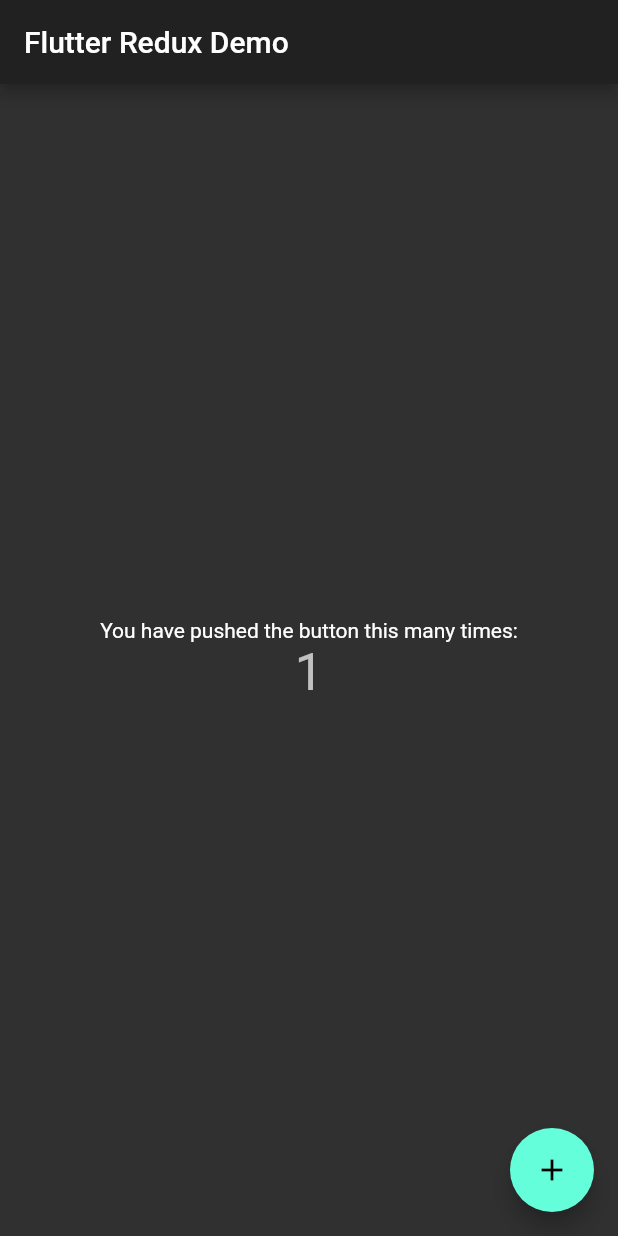
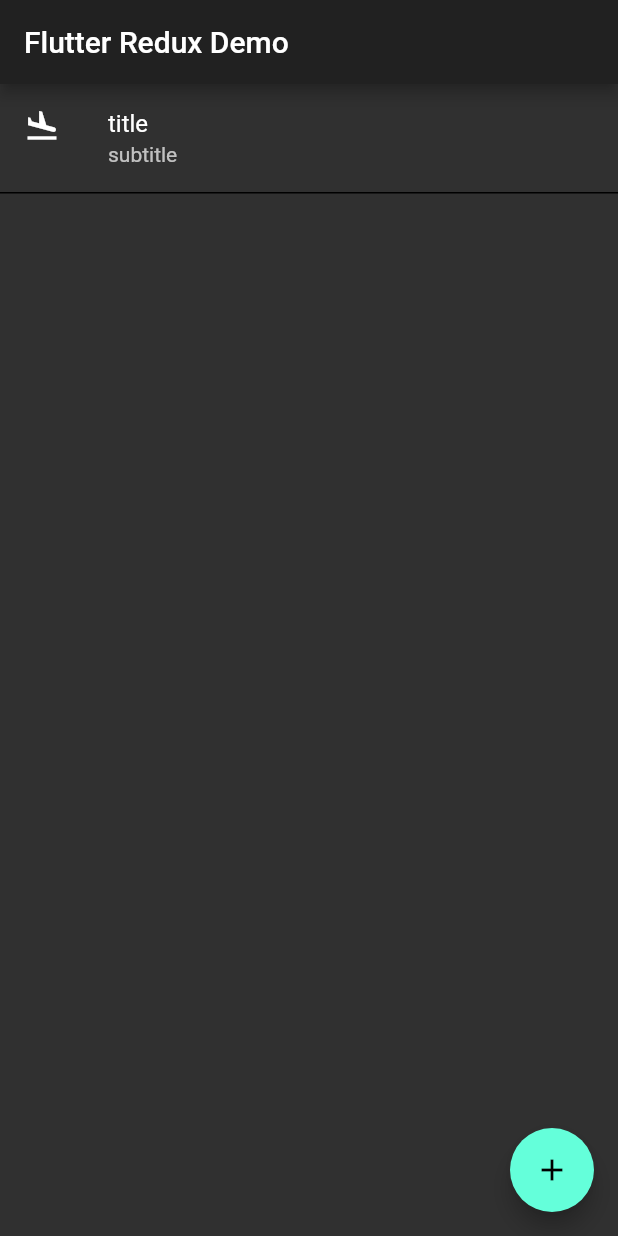
Before and after one commit to Urotea/flutter_template, a Flutter app: the screen it shows after launch, after a tap on the "add" icon, on a phone screen of 412 x 824 dp. Run offline on Flutter 3.47's test engine with Material 2 defaults, Android fonts, the phone set to English and light mode, and no system bars; our stand-ins replace flutter_redux, freezed_annotation, redux; generated files the repository leaves out were written again.

Commit message:
画面をListに対応した

```diff
--- a/lib/actions/app_actions.dart
+++ b/lib/actions/app_actions.dart
@@ -1,11 +1,8 @@
 import 'package:flutter/foundation.dart';
 import 'package:freezed_annotation/freezed_annotation.dart';
 part 'app_actions.freezed.dart';
-part 'app_actions.g.dart';
 
 @freezed
 abstract class AppActions with _$AppActions {
-  const factory AppActions.increment() = Increment;
-
-  factory AppActions.fromJson(Map<String, dynamic> json) => _$AppActionsFromJson(json);
+  const factory AppActions.addItem() = AddItem;
 }
--- a/lib/container_widget/main_app.dart
+++ b/lib/container_widget/main_app.dart
@@ -3,9 +3,12 @@ import 'package:flutter_redux/flutter_redux.dart';
 import 'package:flutter_template/actions/app_actions.dart';
 import 'package:flutter_template/state/main_state.dart';
 
+import '../presentational_widget/github_list.dart';
+
 class MainApp extends StatelessWidget {
   final String title;
-  MainApp({Key key, this.title}) : super(key: key);
+
+  MainApp({Key key, @required this.title}) : super(key: key);
 
   @override
   Widget build(BuildContext context) {
@@ -16,32 +19,18 @@ class MainApp extends StatelessWidget {
         appBar: AppBar(
           title: Text(title),
         ),
-        body: Center(
-          child: Column(
-            mainAxisAlignment: MainAxisAlignment.center,
-            children: [
-              Text(
-                'You have pushed the button this many times:',
-                key: Key("contents"),
-              ),
-              StoreConnector<MainState, String>(
-                converter: (store) => store.state.count.toString(),
-                builder: (context, count) {
-                  return Text(
-                    count,
-                    key: Key("counter"),
-                    style: Theme.of(context).textTheme.headline4,
-                  );
-                },
-              )
-            ],
-          ),
-        ),
+        body: StoreConnector<MainState, List<String>>(converter: (store) {
+          return store.state.itemList;
+        }, builder: (context, itemList) {
+          return GithubList(
+            itemList: itemList,
+          );
+        }),
         floatingActionButton: StoreConnector<MainState, VoidCallback>(
           converter: (store) {
             // Return a `VoidCallback`, which is a fancy name for a function
             // with no parameters. It only dispatches an Increment action.
-            return () => store.dispatch(AppActions.increment());
+            return () => store.dispatch(AppActions.addItem());
           },
           builder: (context, callback) {
             return FloatingActionButton(
--- a/lib/main.dart
+++ b/lib/main.dart
@@ -19,7 +19,8 @@ class FlutterReduxApp extends StatelessWidget {
   final Store<MainState> store;
   final String title;
 
-  FlutterReduxApp({Key key, this.store, this.title}) : super(key: key);
+  FlutterReduxApp({Key key, @required this.store, @required this.title})
+      : super(key: key);
 
   @override
   Widget build(BuildContext context) {
--- /dev/null
+++ b/lib/presentational_widget/github_list.dart
@@ -0,0 +1,29 @@
+import 'package:flutter/material.dart';
+
+class GithubList extends StatelessWidget {
+  final List<String> itemList;
+
+  GithubList({Key key, @required this.itemList}) : super(key: key);
+
+  @override
+  Widget build(BuildContext context) {
+    return ListView.builder(
+      itemBuilder: (BuildContext context, int index) {
+        return Container(
+          decoration: BoxDecoration(
+            border: Border(
+              bottom: BorderSide(),
+            ),
+          ),
+          child: ListTile(
+            leading: const Icon(Icons.flight_land),
+            title: Text("title"),
+            subtitle: Text("subtitle"),
+            onTap: () {},
+          ),
+        );
+      },
+      itemCount: this.itemList.length,
+    );
+  }
+}
--- a/lib/reducers/counter_reducer.dart
+++ b/lib/reducers/counter_reducer.dart
@@ -6,7 +6,7 @@ MainState counterReducer(MainState state, dynamic action) {
   final appActions = action as AppActions;
 
   final newState = appActions.map(
-    increment: (Increment _) => state.copyWith(count: state.count + 1),
+    addItem: (AddItem _) => state.copyWith(itemList: state.itemList + ["test"]),
   );
 
   return newState;
--- a/lib/state/main_state.dart
+++ b/lib/state/main_state.dart
@@ -1,13 +1,10 @@
 import 'package:flutter/foundation.dart';
 import 'package:freezed_annotation/freezed_annotation.dart';
 part 'main_state.freezed.dart';
-part 'main_state.g.dart';
 
 @freezed
 abstract class MainState with _$MainState {
   const factory MainState({
-    @Default(0) int count,
+    @Default([]) List<String> itemList,
   }) = _MainState;
-
-  factory MainState.fromJson(Map<String, dynamic> json) => _$MainStateFromJson(json);
 }
--- a/pubspec.yaml
+++ b/pubspec.yaml
@@ -18,7 +18,7 @@ publish_to: 'none' # Remove this line if you wish to publish to pub.dev
 version: 1.0.0+1
 
 environment:
-  sdk: ">=2.7.0 <3.0.0"
+  sdk: ">=2.10.4 <3.0.0"
 
 dependencies:
   flutter:
@@ -39,7 +39,7 @@ dev_dependencies:
   test:
   build_runner:
   json_serializable:
-  freezed: ^0.12.6
+  freezed:
 
 # For information on the generic Dart part of this file, see the
 # following page: https://dart.dev/tools/pub/pubspec
```
Also changed, not shown: pubspec.lock (added), 2 other files.
